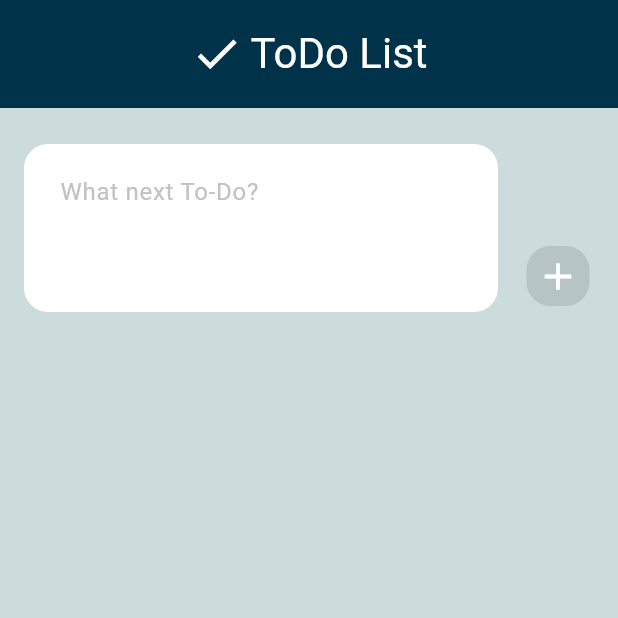
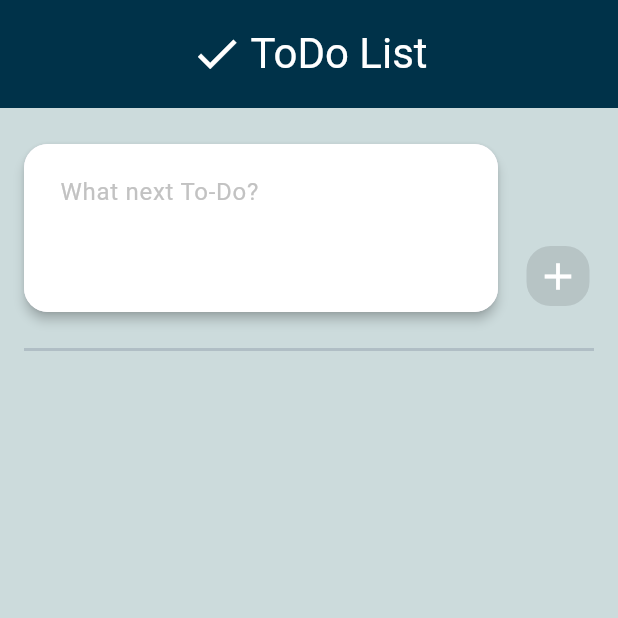
Before and after one commit to VitalijMelet/todo_app, a Flutter app: the screen it shows after launch, on a phone screen of 412 x 824 dp, the top half of it. Run offline on Flutter 3.47's test engine with Material 3 defaults, Android fonts, the phone set to English and light mode, and no system bars; our stand-ins replace shared_preferences.

Commit message:
Added shadow on TextField

```diff
--- a/lib/main.dart
+++ b/lib/main.dart
@@ -108,10 +108,21 @@ class _ToDoState extends State<ToDo> {
         padding: EdgeInsets.fromLTRB(16, 24, 16, 16),
         child: Column(
           children: [
-            Row(
+            Container(
+              padding: EdgeInsets.only(bottom: 24),
+              decoration: BoxDecoration(
+                  border: Border(
+                      bottom: BorderSide(
+                          color: Colors.blueGrey.shade200, width: 2))),
+              child: Row(
                 crossAxisAlignment: CrossAxisAlignment.end,
                 children: [
                   Expanded(
+                    child: Material(
+                      elevation: 3,
+                      shadowColor: Colors.black,
+                      shape: RoundedRectangleBorder(
+                          borderRadius: BorderRadius.circular(16)),
                       child: TextField(
                         maxLines: 3,
                         style: TextStyle(fontSize: 16.0),
@@ -120,8 +131,8 @@ class _ToDoState extends State<ToDo> {
                           filled: true,
                           fillColor: Colors.white,
                           hintText: 'What next To-Do?',
-                      hintStyle:
-                          TextStyle(color: Color(0xFFc2c2c2), fontSize: 16.0),
+                          hintStyle: TextStyle(
+                              color: Color(0xFFc2c2c2), fontSize: 16.0),
                           enabledBorder: OutlineInputBorder(
                             borderRadius: BorderRadius.circular(16),
                             borderSide: BorderSide.none,
@@ -131,15 +142,17 @@ class _ToDoState extends State<ToDo> {
                             borderSide: BorderSide.none,
                           ),
                           focusColor: Colors.white,
-                      contentPadding:
-                          EdgeInsets.symmetric(vertical: 20, horizontal: 20),
+                          contentPadding: EdgeInsets.symmetric(
+                              vertical: 20, horizontal: 20),
+                        ),
                       ),
                     ),
                   ),
                   SizedBox(
                     width: 16,
                   ),
-                ElevatedButton(
+                  Align(
+                    child: ElevatedButton(
                       onPressed: isButtonActive
                           ? () {
                               _addToDo();
@@ -148,17 +161,20 @@ class _ToDoState extends State<ToDo> {
                       style: ElevatedButton.styleFrom(
                           backgroundColor: Color(0xff007EA7),
                           minimumSize: Size(42, 40),
-                      padding: EdgeInsets.symmetric(vertical: 2, horizontal: 2),
+                          padding:
+                              EdgeInsets.symmetric(vertical: 2, horizontal: 2),
                           shape: RoundedRectangleBorder(
                               borderRadius: BorderRadius.circular(16)),
-                      elevation: 5),
+                          elevation: 3),
                       child: Icon(
                         Icons.add,
                         color: Colors.white,
                         size: 30,
                       ),
+                    ),
                   )
                 ],
+              ),
             ),
 // Список задач
             Expanded(
```
Lines whose indentation alone changed are shown as unchanged.
